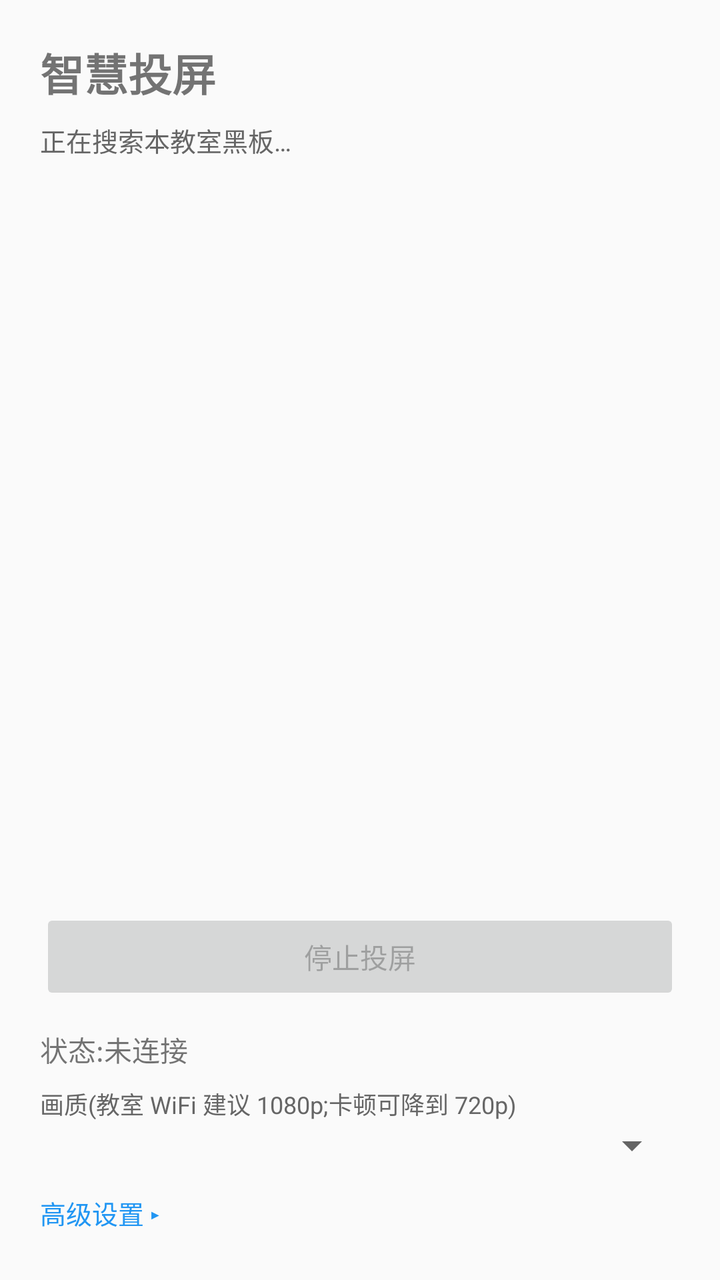
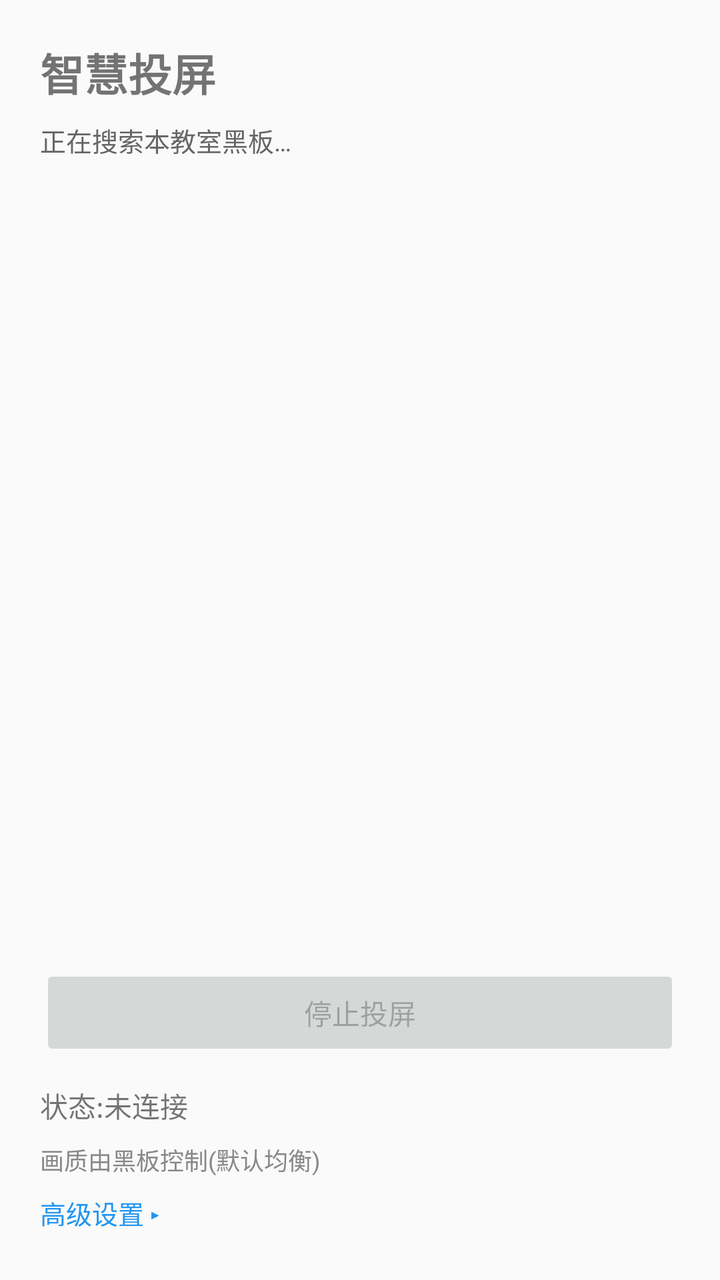

Compare the two renders of this Android layout. The source of the first and the diff that turns it into the second are given below.
<!-- AndroidManifest.xml: application theme AppTheme -->
<!-- res/layout/activity_main.xml -->
<?xml version="1.0" encoding="utf-8"?>
<LinearLayout xmlns:android="http://schemas.android.com/apk/res/android"
    android:layout_width="match_parent"
    android:layout_height="match_parent"
    android:orientation="vertical"
    android:padding="20dp">

    <TextView
        android:layout_width="wrap_content"
        android:layout_height="wrap_content"
        android:text="智慧投屏"
        android:textSize="22sp"
        android:textStyle="bold"
        android:layout_marginBottom="8dp" />

    <TextView
        android:id="@+id/tvBoardsHint"
        android:layout_width="match_parent"
        android:layout_height="wrap_content"
        android:text="正在搜索本教室黑板…"
        android:textColor="#666"
        android:textSize="13sp"
        android:layout_marginBottom="8dp" />

    <ListView
        android:id="@+id/lvBoards"
        android:layout_width="match_parent"
        android:layout_height="0dp"
        android:layout_weight="1"
        android:divider="#eee"
        android:dividerHeight="1dp" />

    <Button
        android:id="@+id/btnStop"
        android:layout_width="match_parent"
        android:layout_height="wrap_content"
        android:text="停止投屏"
        android:enabled="false"
        android:layout_marginTop="8dp" />

    <TextView
        android:id="@+id/tvStatus"
        android:layout_width="match_parent"
        android:layout_height="wrap_content"
        android:text="状态:未连接"
        android:layout_marginTop="12dp"
        android:textSize="14sp" />

    
    <TextView
        android:layout_width="wrap_content"
        android:layout_height="wrap_content"
        android:text="画质(教室 WiFi 建议 1080p;卡顿可降到 720p)"
        android:textColor="#666"
        android:textSize="12sp"
        android:layout_marginTop="8dp" />

    <Spinner
        android:id="@+id/spQuality"
        android:layout_width="match_parent"
        android:layout_height="wrap_content"
        android:layout_marginBottom="4dp" />

    
    <TextView
        android:id="@+id/tvAdvancedToggle"
        android:layout_width="wrap_content"
        android:layout_height="wrap_content"
        android:text="高级设置 ▸"
        android:textColor="#2196F3"
        android:textSize="13sp"
        android:paddingTop="8dp"
        android:paddingBottom="4dp" />

    <LinearLayout
        android:id="@+id/layoutAdvanced"
        android:layout_width="match_parent"
        android:layout_height="wrap_content"
        android:orientation="vertical"
        android:visibility="gone">

        <TextView
            android:layout_width="wrap_content"
            android:layout_height="wrap_content"
            android:text="信令地址(如 192.168.1.100:8080)"
            android:textColor="#999"
            android:textSize="12sp" />

        <EditText
            android:id="@+id/etServer"
            android:layout_width="match_parent"
            android:layout_height="wrap_content"
            android:hint="IP:端口"
            android:inputType="text" />

        <TextView
            android:layout_width="wrap_content"
            android:layout_height="wrap_content"
            android:text="房间号(一般不用改,默认 default)"
            android:textColor="#999"
            android:textSize="12sp"
            android:layout_marginTop="8dp" />

        <EditText
            android:id="@+id/etRoom"
            android:layout_width="match_parent"
            android:layout_height="wrap_content"
            android:hint="default"
            android:inputType="text" />

        <Button
            android:id="@+id/btnStart"
            android:layout_width="match_parent"
            android:layout_height="wrap_content"
            android:text="手动开始投屏"
            android:layout_marginTop="8dp" />
    </LinearLayout>

</LinearLayout>
<!-- resources referenced by this layout -->
<resources>
  <style name="AppTheme" parent="Theme.AppCompat.Light.NoActionBar">
          <item name="colorPrimary">@android:color/holo_blue_dark</item>
          <item name="colorPrimaryDark">@android:color/holo_blue_dark</item>
          <item name="colorAccent">@android:color/holo_blue_light</item>
      </style>
</resources>

<!-- the commit's change to res/layout/activity_main.xml (unified diff, before → after) -->
@@ -48,18 +48,13 @@
 
     
     <TextView
-        android:layout_width="wrap_content"
+        android:id="@+id/tvQualityHint"
+        android:layout_width="match_parent"
         android:layout_height="wrap_content"
-        android:text="画质(教室 WiFi 建议 1080p;卡顿可降到 720p)"
-        android:textColor="#666"
+        android:text="画质由黑板控制(默认均衡)"
+        android:textColor="#888"
         android:textSize="12sp"
         android:layout_marginTop="8dp" />
-
-    <Spinner
-        android:id="@+id/spQuality"
-        android:layout_width="match_parent"
-        android:layout_height="wrap_content"
-        android:layout_marginBottom="4dp" />
 
     
     <TextView
